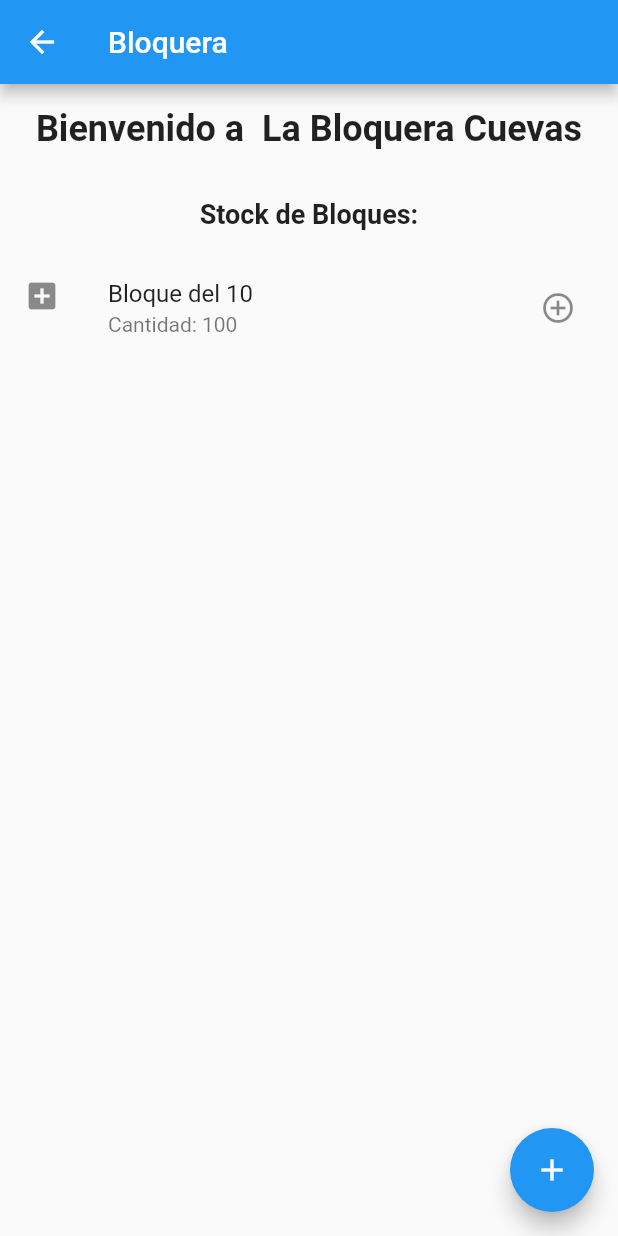
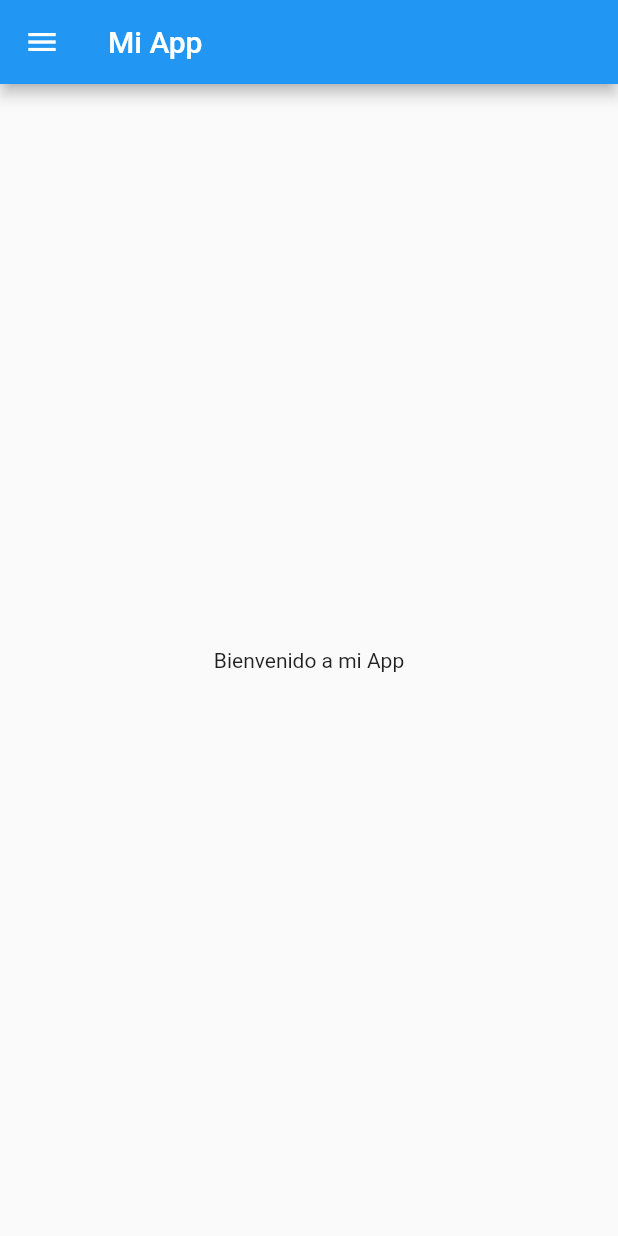
Before and after one commit to SevillaChristian/Bloquera, a Flutter app: the Home screen opened directly, on a phone screen of 412 x 824 dp. Run offline on Flutter 3.47's test engine with Material 2 defaults, Android fonts, the phone set to English and light mode, and no system bars.

Commit message:
Segundo Commit

```diff
--- a/bloquera/lib/pages/home.dart
+++ b/bloquera/lib/pages/home.dart
@@ -1,78 +1,93 @@
-import 'package:flutter/material.dart';
+import 'package:bloquera/pages/login.dart';
 import 'package:bloquera/routes/paginas.dart';
 import 'package:bloquera/routes/routes.dart';
 import 'package:bloquera/pages/home.dart';
 import 'package:bloquera/pages/materiales.dart';
+import 'package:flutter/material.dart';
 
-class Home extends StatefulWidget {
+void main() => runApp(const Home());
+
+class Home extends StatelessWidget {
   const Home({super.key});
 
-  @override
-  State<Home> createState() => _HomeState();
-}
-
-class _HomeState extends State<Home> {
   @override
   Widget build(BuildContext context) {
     return Scaffold(
       appBar: AppBar(
-        title: Text('Bloquera'),
+        title: const Text('Mi App'),
       ),
-      body: Column(
-        children: [
-          Padding(
-            padding: const EdgeInsets.all(16.0),
-            child: Text(
-              'Bienvenido a  La Bloquera Cuevas',
-              style: TextStyle(fontSize: 24.0, fontWeight: FontWeight.bold),
-            ),
-          ),
-          Padding(
-            padding: const EdgeInsets.all(16.0),
-            child: Text(
-              'Stock de Bloques:',
-              style: TextStyle(fontSize: 18.0, fontWeight: FontWeight.bold),
-            ),
-          ),
-          Expanded(
+      drawer: Drawer(
         child: ListView(
+
           children: [
 
             ListTile(
-                        leading: Icon(Icons.add_box),
-                      title: const Text('Bloque del 10 '),
-                      subtitle: Text('Cantidad: 100'),
-                      trailing: IconButton(
-                      icon: Icon(Icons.add_circle_outline),
-                      onPressed: () {
-                      // Acción al presionar el botón de agregar bloques
-                      },
+            leading: Icon(Icons.block),
+            title: Text('hola'),
+            onTap: () {
+                      Navigator.push(context,
+                          MaterialPageRoute(builder: (context) => Materiales()));
+                    }, //el ontap es para que al pulsar se valla
+            ),
+          ],
         ),
       ),
-
-
-                    ],
-
-                ),
-            )
-          ]
-            ),
-
-
-
-      floatingActionButton: FloatingActionButton(
-        child: Icon(Icons.add),
-        onPressed: () {
-          // Acción al presionar el botón de agregar un nuevo bloque
-        },
+      body: const Center(
+        child: Text('Bienvenido a mi App'),
       ),
     );
   }
 }
-class Bloque {
-  final int id;
-  final String nombre;
-  int cantidad;
 
-  Bloque({required this.id, required this.nombre, required this.cantidad});
+
+//ABAJO DA ERROR EN NO SE QUE COSA
+
+/*
+void main() => runApp(const Home());
+
+class Home extends StatelessWidget {
+  const Home({super.key});
+
+  @override
+  Widget build(BuildContext context) {
+   return SafeArea(
+    child: Scaffold(
+      drawer: Drawer(
+        child: ListView(
+    padding: EdgeInsets.zero,
+    children: [
+      DrawerHeader(
+        decoration: BoxDecoration(
+          color: Colors.blue,
+        ),
+        child: Text(
+          'Menú',
+          style: TextStyle(
+            color: Colors.white,
+            fontSize: 24,
+          ),
+        ),
+      ),
+      ListTile(
+        leading: Icon(Icons.home),
+        title: Text('Inicio'),
+        onTap: () {
+          // Acción al presionar el elemento del menú
+        },
+      ),
+      ListTile(
+        leading: Icon(Icons.settings),
+        title: Text('Configuración'),
+        onTap: () {
+          // Acción al presionar el elemento del menú
+        },
+      ),
+    ]
+    ),
+      ),
+    ),
+   );
   }
+
+}
+*/
--- a/bloquera/lib/routes/paginas.dart
+++ b/bloquera/lib/routes/paginas.dart
@@ -2,9 +2,12 @@ import 'package:flutter/material.dart';
 import 'package:bloquera/routes/routes.dart';
 import 'package:bloquera/pages/home.dart';
 
+import 'package:bloquera/pages/materiales.dart';
+
 abstract class Paginas {
   static Map<String, Widget Function(BuildContext)> route = {
     Routes.home: (BuildContext context) => Home(),
+    Routes.page1: (BuildContext context) => Materiales(),
 
   };
 }
--- a/bloquera/lib/routes/routes.dart
+++ b/bloquera/lib/routes/routes.dart
@@ -1,4 +1,7 @@
 //clases abstractas
 abstract class Routes{
   static String home = '/home';
+
+  static String page1= '/materiales';
+
 }
```
Lines whose indentation alone changed are shown as unchanged.
